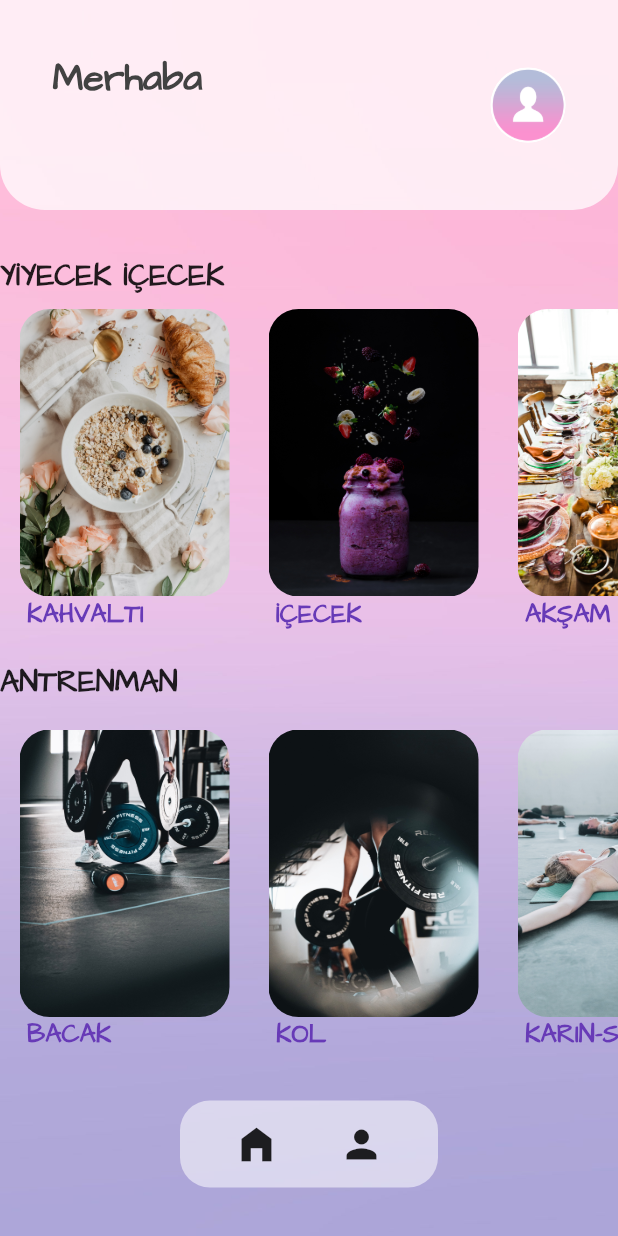
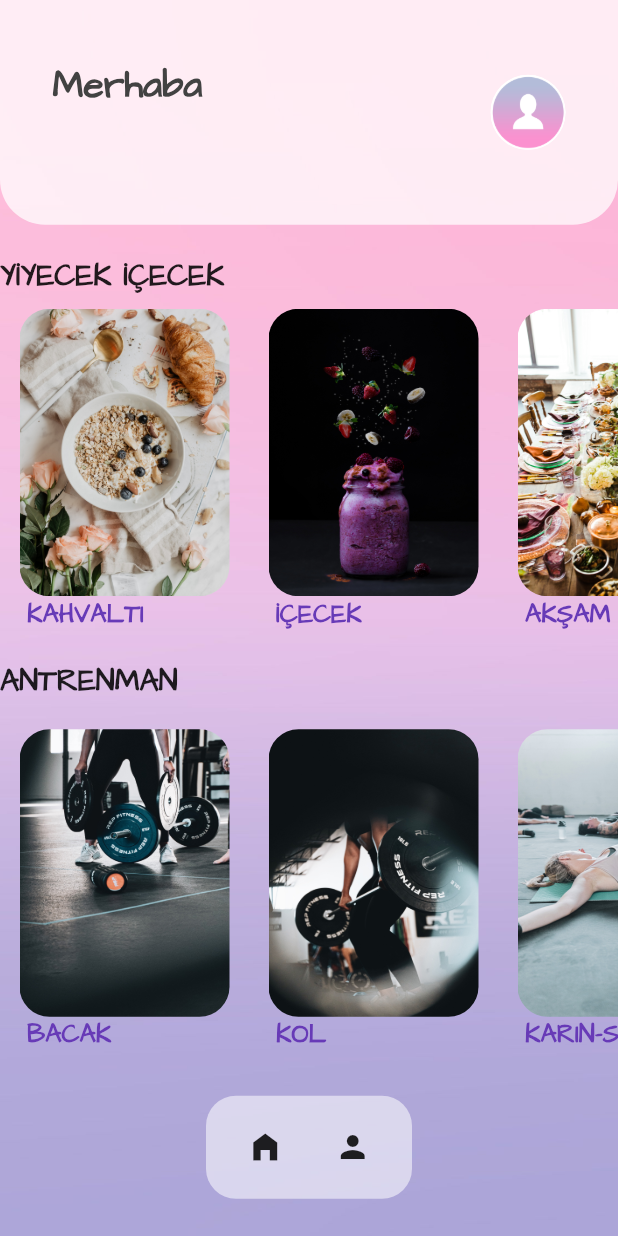
Before and after one commit to ferhataltnk/healthful, a Flutter app: the MainPage screen opened directly with empty values, on a phone screen of 412 x 824 dp. Run offline on Flutter 3.47's test engine with Material 2 defaults, Android fonts, the phone set to English and light mode, and no system bars.

Commit message:
Ekran sorunları düzeltildi

```diff
--- a/lib/main.dart
+++ b/lib/main.dart
@@ -103,7 +103,8 @@ class MainPage extends StatelessWidget {
 
           children: <Widget>[
             Container(
-            margin: EdgeInsets.only(bottom: 10),
+              height: MediaQuery.of(context).size.height/5.5,
+           // margin: EdgeInsets.only(bottom: 10),
               decoration: BoxDecoration(
                 shape: BoxShape.rectangle,
                 color: Colors.white.withAlpha(700),
@@ -113,7 +114,7 @@ class MainPage extends StatelessWidget {
               ),
               child: SafeArea(
                 child: Container(
-                 padding: EdgeInsets.symmetric(vertical: 35,horizontal: 35),
+                 padding: EdgeInsets.symmetric(vertical: MediaQuery.of(context).size.width/15 ,horizontal: 35),
                   child: Row(
                       mainAxisAlignment: MainAxisAlignment.spaceBetween,
                     //  crossAxisAlignment: CrossAxisAlignment.center,
@@ -363,8 +364,10 @@ class MainPage extends StatelessWidget {
 
             ///////////////////////////////////
             Container(
+              height: MediaQuery.of(context).size.height/12,
+              width: MediaQuery.of(context).size.width/3 ,
                padding: EdgeInsets.all(5.0),
-              margin: EdgeInsets.symmetric(horizontal: 120.0,vertical: 3),
+            //  margin: EdgeInsets.symmetric(horizontal: 120.0,vertical: 3),
               decoration: BoxDecoration(
                   shape: BoxShape.rectangle,
                   color: Colors.white.withAlpha(650),
@@ -377,7 +380,7 @@ class MainPage extends StatelessWidget {
                       icon: Icon(
                         Icons.home_filled,
                         color: Colors.black87,
-                        size: 30,
+                     //   size: 30,
                       ),
                       tooltip: "Ana Sayfa",
                       onPressed: () {
@@ -388,7 +391,7 @@ class MainPage extends StatelessWidget {
                       icon: Icon(
                         Icons.person,
                         color: Colors.black87,
-                        size: 30,
+                      //  size: 30,
                       ),
                       tooltip: "Kullanıcı Bilgileri",
                       onPressed: () {
```
